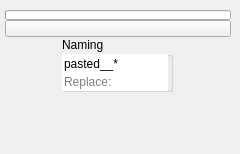
Above: ui/1_base_menus/2_sub_menus/3_main_menus/scene.ui from m3trik/Scripts_portable before the change. Below: the same form after it.
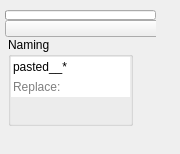
That is the form after the change. Custom widgets are drawn as their Qt base class.

Patch:
```diff
--- a/ui/1_base_menus/2_sub_menus/3_main_menus/scene.ui
+++ b/ui/1_base_menus/2_sub_menus/3_main_menus/scene.ui
@@ -9,7 +9,7 @@
    <rect>
     <x>0</x>
     <y>0</y>
-    <width>240</width>
+    <width>180</width>
     <height>154</height>
    </rect>
   </property>
@@ -43,8 +43,8 @@
      <rect>
       <x>5</x>
       <y>10</y>
-      <width>226</width>
-      <height>113</height>
+      <width>151</width>
+      <height>116</height>
      </rect>
     </property>
     <layout class="QGridLayout" name="gridLayout_2">
@@ -84,48 +84,56 @@
        <item>
         <layout class="QVBoxLayout" name="verticalLayout">
          <property name="spacing">
-          <number>12</number>
-         </property>
-        </layout>
-       </item>
-       <item>
-        <layout class="QVBoxLayout" name="verticalLayout_2">
-         <property name="spacing">
-          <number>12</number>
+          <number>0</number>
          </property>
          <item>
           <widget class="QGroupBox" name="groupBox_4">
            <property name="minimumSize">
             <size>
-             <width>0</width>
-             <height>55</height>
+             <width>125</width>
+             <height>0</height>
             </size>
            </property>
            <property name="maximumSize">
             <size>
-             <width>111</width>
+             <width>125</width>
              <height>999</height>
             </size>
            </property>
            <property name="title">
             <string>Naming</string>
            </property>
+           <layout class="QVBoxLayout" name="verticalLayout_3">
+            <property name="spacing">
+             <number>0</number>
+            </property>
+            <property name="leftMargin">
+             <number>0</number>
+            </property>
+            <property name="topMargin">
+             <number>0</number>
+            </property>
+            <property name="rightMargin">
+             <number>0</number>
+            </property>
+            <property name="bottomMargin">
+             <number>0</number>
+            </property>
+            <item>
            <widget class="QLineEdit" name="t000">
             <property name="enabled">
              <bool>true</bool>
             </property>
-            <property name="geometry">
-             <rect>
-              <x>0</x>
-              <y>17</y>
-              <width>106</width>
-              <height>19</height>
-             </rect>
+              <property name="minimumSize">
+               <size>
+                <width>0</width>
+                <height>20</height>
+               </size>
             </property>
             <property name="maximumSize">
              <size>
-              <width>111</width>
-              <height>19</height>
+                <width>999</width>
+                <height>20</height>
              </size>
             </property>
             <property name="toolTip">
@@ -150,22 +158,22 @@
              <string>find:</string>
             </property>
            </widget>
+            </item>
+            <item>
            <widget class="QLineEdit" name="t001">
             <property name="enabled">
              <bool>true</bool>
             </property>
-            <property name="geometry">
-             <rect>
-              <x>0</x>
-              <y>35</y>
-              <width>106</width>
-              <height>19</height>
-             </rect>
+              <property name="minimumSize">
+               <size>
+                <width>0</width>
+                <height>20</height>
+               </size>
             </property>
             <property name="maximumSize">
              <size>
-              <width>111</width>
-              <height>19</height>
+                <width>999</width>
+                <height>20</height>
              </size>
             </property>
             <property name="toolTip">
@@ -190,8 +198,30 @@
              <string>Replace:</string>
             </property>
            </widget>
+            </item>
+            <item>
+             <spacer name="verticalSpacer_2">
+              <property name="orientation">
+               <enum>Qt::Vertical</enum>
+              </property>
+              <property name="sizeHint" stdset="0">
+               <size>
+                <width>20</width>
+                <height>40</height>
+               </size>
+              </property>
+             </spacer>
+            </item>
+           </layout>
           </widget>
          </item>
+        </layout>
+       </item>
+       <item>
+        <layout class="QVBoxLayout" name="verticalLayout_2">
+         <property name="spacing">
+          <number>0</number>
+         </property>
          <item>
           <spacer name="verticalSpacer">
            <property name="orientation">
```
Lines whose indentation alone changed are shown as unchanged.
